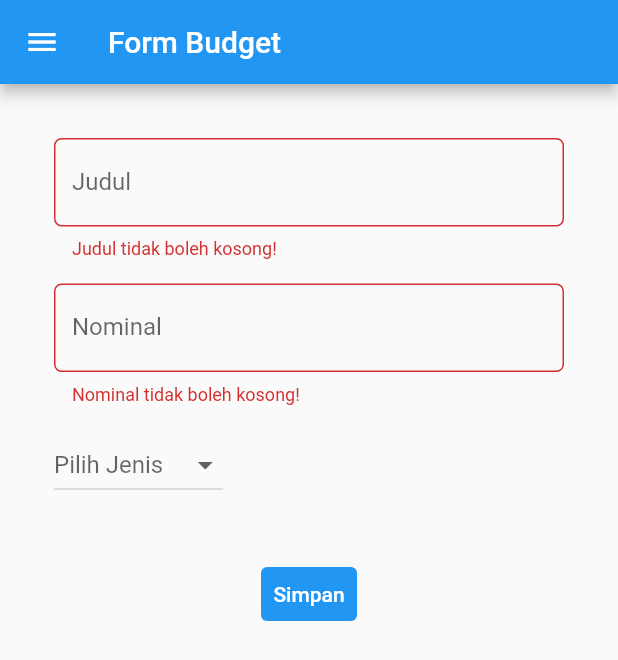
After one commit to dhinarotua/pbp-flutter-lab, a Flutter app: the MyFormPage screen opened directly, after a tap on "Simpan", on a phone screen of 412 x 824 dp. The commit adds this screen. Shown: the top 660 px of the screen. Run offline on Flutter 3.47's test engine with Material 2 defaults, Android fonts, the phone set to English and light mode, and no system bars.

Commit message:
submit tugas 8

```diff
--- /dev/null
+++ b/lib/formsBudget.dart
@@ -0,0 +1,214 @@
+import 'package:flutter/material.dart';
+import 'package:flutter/services.dart';
+import 'main.dart';
+import 'dataBudget.dart';
+import 'models.dart';
+
+class MyFormPage extends StatefulWidget {
+  const MyFormPage({super.key});
+
+  @override
+  State<MyFormPage> createState() => _MyFormPageState();
+}
+
+class _MyFormPageState extends State<MyFormPage> {
+  final _formKey = GlobalKey<FormState>();
+  String _judul = "";
+  int _nominal = 0;
+  String? jenis;
+  List<String> listJenis = ['Pemasukan', 'Pengeluaran'];
+
+  @override
+  Widget build(BuildContext context) {
+    return Scaffold(
+        appBar: AppBar(
+          title: Text('Form Budget'),
+        ),
+        drawer: Drawer(
+          child: Column(
+            children: [
+              // Menambahkan clickable menu
+              ListTile(
+                title: const Text('Counter'),
+                onTap: () {
+                  // Route menu ke halaman utama
+                  Navigator.pushReplacement(
+                    context,
+                    MaterialPageRoute(builder: (context) => const MyHomePage()),
+                  );
+                },
+              ),
+              ListTile(
+                title: const Text('Tambah Budget'),
+                onTap: () {
+                  // Route menu ke halaman form
+                  Navigator.pushReplacement(
+                    context,
+                    MaterialPageRoute(builder: (context) => const MyFormPage()),
+                  );
+                },
+              ),
+              ListTile(
+                title: const Text('Data Budget'),
+                onTap: () {
+                  // Route menu ke halaman form
+                  Navigator.pushReplacement(
+                    context,
+                    MaterialPageRoute(builder: (context) => const MyDataPage()),
+                  );
+                },
+              ),
+            ],
+          ),
+        ),
+        body: Form(
+          key: _formKey,
+          child: SingleChildScrollView(
+            child: Container(
+              margin: const EdgeInsets.all(8),
+              padding: const EdgeInsets.all(20.0),
+              child: Column(
+                crossAxisAlignment: CrossAxisAlignment.start,
+                children: [
+                  Padding(
+                    // Menggunakan padding sebesar 8 pixels
+                    padding: const EdgeInsets.all(8.0),
+                    child: TextFormField(
+                      decoration: InputDecoration(
+                        labelText: "Judul",
+                        hintText: "Ex. Nonton Konser 1D",
+                        // Menambahkan circular border agar lebih rapi
+                        border: OutlineInputBorder(
+                          borderRadius: BorderRadius.circular(5.0),
+                        ),
+                      ),
+                      // Menambahkan behavior saat data diketik
+                      onChanged: (String? value) {
+                        setState(() {
+                          _judul = value!;
+                        });
+                      },
+                      // Menambahkan behavior saat data disimpan
+                      onSaved: (String? value) {
+                        setState(() {
+                          _judul = value!;
+                        });
+                      },
+                      // Validator sebagai validasi form
+                      validator: (String? value) {
+                        if (value == null || value.isEmpty) {
+                          return 'Judul tidak boleh kosong!';
+                        }
+                        return null;
+                      },
+                    ),
+                  ),
+                  Padding(
+                    // Menggunakan padding sebesar 8 pixels
+                    padding: const EdgeInsets.all(8.0),
+                    child: TextFormField(
+                      keyboardType: TextInputType.number,
+                      inputFormatters: <TextInputFormatter>[FilteringTextInputFormatter.digitsOnly],
+                      decoration: InputDecoration(
+                        labelText: "Nominal",
+                        hintText: "Ex. 10000",
+                        // Menambahkan circular border agar lebih rapi
+                        border: OutlineInputBorder(
+                          borderRadius: BorderRadius.circular(5.0),
+                        ),
+                      ),
+                      // Menambahkan behavior saat data diketik
+                      onChanged: (String? value) {
+                        setState(() {
+                          _nominal = int.parse(value!);
+                        });
+                      },
+                      // Menambahkan behavior saat data disimpan
+                      onSaved: (String? value) {
+                        setState(() {
+                          _nominal = int.parse(value!);
+                        });
+                      },
+                      // Validator sebagai validasi form
+                      validator: (String? value) {
+                        if (value == null || value.isEmpty) {
+                          return 'Nominal tidak boleh kosong!';
+                        }
+                        return null;
+                      },
+                    ),
+                  ),
+                  Padding(
+                    // Menggunakan padding sebesar 8 pixels
+                    padding: const EdgeInsets.all(8.0),
+                    child: DropdownButton(
+                      value: jenis,
+                      icon: const Icon(Icons.arrow_drop_down),
+                      hint: new Text("Pilih Jenis"),
+                      items: listJenis.map((String items) {
+                        return DropdownMenuItem(
+                          value: items,
+                          child: Text(items),
+                        );
+                      }).toList(),
+                      onChanged: (String? newValue) {
+                        setState(() {
+                          jenis = newValue ?? "";
+                        });
+                      },
+                    ),
+                  ),
+                  Container(
+                    padding: const EdgeInsets.only(top: 30),
+                    alignment: Alignment.bottomCenter,
+                    child: TextButton(
+                      child: const Text(
+                        "Simpan",
+                        style: TextStyle(color: Colors.white),
+                      ),
+                      style: ButtonStyle(
+                        backgroundColor: MaterialStateProperty.all(Colors.blue),
+                      ),
+                      onPressed: () {
+                        if (_formKey.currentState!.validate()) {
+                          _formKey.currentState!.save();
+                          Model.add(judul: _judul, nominal: _nominal, jenis: jenis);
+                          showDialog(
+                            context: context,
+                            builder: (context) {
+                              return Dialog(
+                                shape: RoundedRectangleBorder(
+                                  borderRadius: BorderRadius.circular(10),
+                                ),
+                                elevation: 15,
+                                child: Container(
+                                  child: ListView(
+                                    padding: const EdgeInsets.only(
+                                        top: 20, bottom: 20),
+                                    shrinkWrap: true,
+                                    children: <Widget>[
+                                      Center(child: const Text('Data Anda telah disimpan!')),
+                                      SizedBox(height: 20),
+                                      TextButton(
+                                        onPressed: () {
+                                          Navigator.pop(context);
+                                        },
+                                        child: Text('Kembali'),
+                                      ),
+                                    ],
+                                  ),
+                                ),
+                              );
+                            },
+                          );
+                        }
+                      },
+                    ),
+                  ),
+                ],
+              ),
+            ),
+          ),
+        ));
+  }
+}
--- /dev/null
+++ b/lib/models.dart
@@ -0,0 +1,18 @@
+import 'package:flutter/material.dart';
+
+class Model {
+  String judul;
+  int nominal;
+  String jenis;
+  static List<Model> lst = [];
+
+  Model({required this.judul, required this.nominal, required this.jenis});
+
+  static void add({
+    required judul,
+    required nominal,
+    required jenis,
+  }) {
+    lst.add(Model(judul: judul, nominal: nominal, jenis: jenis));
+  }
+}
```
Also changed, not shown: lib/dataBudget.dart (added, +98 -0 lines), lib/main.dart (+45 -4 lines).
